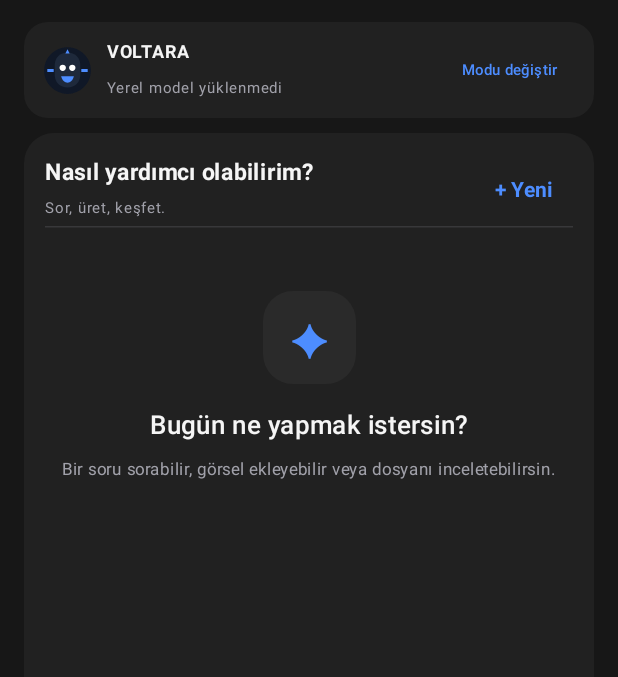
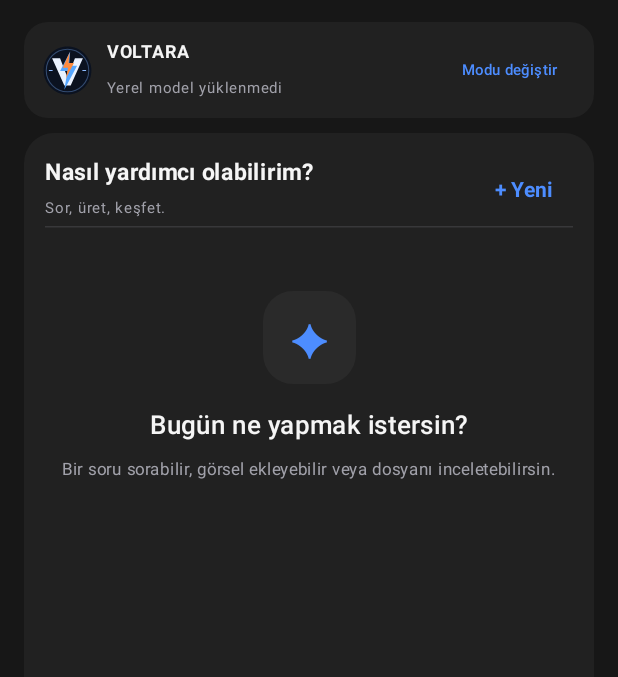
Before and after one commit to aktasoglueren/ESG-AI, an Android app built with Jetpack Compose: the screen it shows after launch (MainActivity), on a phone screen of 412 x 824 dp, the part 83-760 px from its top. Run offline under Robolectric (Android 15) with nearby library versions, the phone set to English and light mode, and no system bars; libraries missing offline, so code that uses them is left out: com.google.ai.edge.

Commit message:
Redesign VOLTARA mark as a clean electric V monogram

```diff
--- a/app/src/main/res/drawable/ic_voltara.xml
+++ b/app/src/main/res/drawable/ic_voltara.xml
@@ -3,10 +3,10 @@
     android:height="96dp"
     android:viewportWidth="96"
     android:viewportHeight="96">
-    <path android:fillColor="#101827" android:pathData="M48,4a44,44 0,1 0,0 88a44,44 0,1 0,0 -88"/>
-    <path android:fillColor="#1E293B" android:pathData="M24,37c0,-13 10,-23 24,-23s24,10 24,23v20c0,13 -10,23 -24,23S24,70 24,57z"/>
-    <path android:fillColor="#4D8DFF" android:pathData="M48,8l4,8h-8z"/>
-    <path android:fillColor="#FFFFFF" android:pathData="M33,43a6,6 0,1 0,12 0a6,6 0,1 0,-12 0M51,43a6,6 0,1 0,12 0a6,6 0,1 0,-12 0"/>
-    <path android:fillColor="#4D8DFF" android:pathData="M36,59h24c-2,8 -7,12 -12,12s-10,-4 -12,-12"/>
-    <path android:fillColor="#4D8DFF" android:pathData="M10,45h12v6H10zM74,45h12v6H74z"/>
+    <path android:fillColor="#0B1220" android:pathData="M48,3a45,45 0,1 0,0 90a45,45 0,1 0,0 -90"/>
+    <path android:fillColor="#00000000" android:strokeColor="#334B70" android:strokeWidth="2" android:pathData="M48,8a40,40 0,1 0,0 80a40,40 0,1 0,0 -80"/>
+    <path android:fillColor="#EAF2FF" android:pathData="M19,25h15l14,36l14,-36h15L54,76H42z"/>
+    <path android:fillColor="#55A6FF" android:pathData="M53,12L34,49h14l-6,35l24,-45H51z"/>
+    <path android:fillColor="#FF8A3D" android:pathData="M52,14L39,43h10l-4,20l15,-29H50z"/>
+    <path android:fillColor="#8DBBFF" android:pathData="M13,47h7v2h-7zM76,47h7v2h-7z"/>
 </vector>
```
